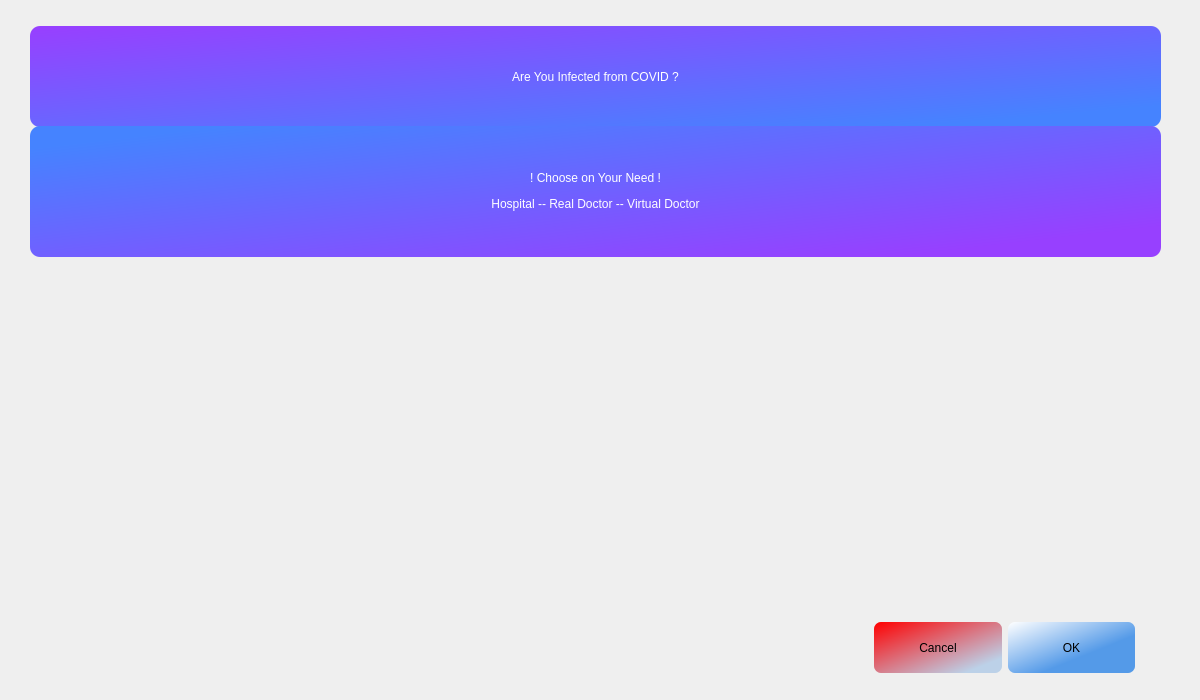
This is Forms/Hospital/choosehospitals.ui in ayush-regmi/CoviCURE as Qt 5 draws it before an edit. The edited form follows.
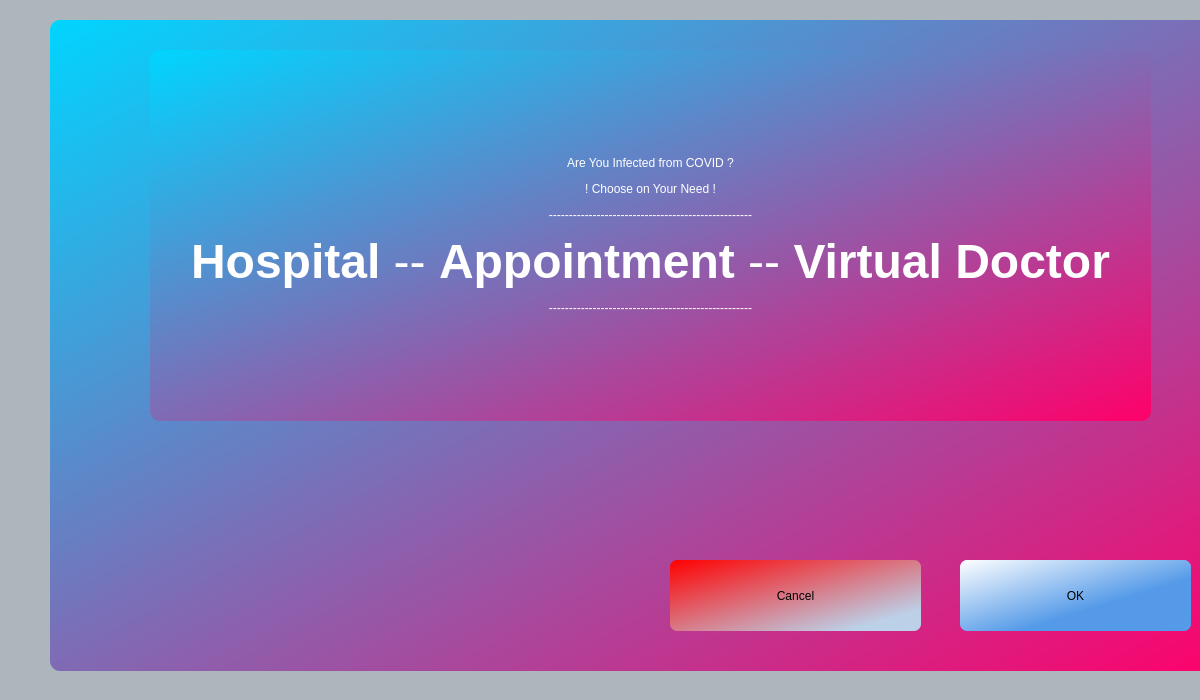
This is the edited form. Icons and pictures are not drawn.

```diff
--- a/Forms/Hospital/choosehospitals.ui
+++ b/Forms/Hospital/choosehospitals.ui
@@ -14,67 +14,54 @@
    <string>Infected from COVID ?</string>
   </property>
   <property name="styleSheet">
-   <string notr="true">background-image: url(:/resources/img/doctor.png);</string>
+   <string notr="true">background-color: rgb(173, 181, 189);</string>
+  </property>
+  <widget class="QGroupBox" name="groupBox">
+   <property name="geometry">
+    <rect>
+     <x>50</x>
+     <y>20</y>
+     <width>1181</width>
+     <height>651</height>
+    </rect>
+   </property>
+   <property name="styleSheet">
+    <string notr="true">background-color: qlineargradient(spread:reflect, x1:0, y1:0, x2:1, y2:1, stop:0 rgba(0, 213, 255, 255), stop:1 rgba(255, 0, 106, 255));
+border-radius: 10px;</string>
+   </property>
+   <property name="title">
+    <string/>
   </property>
   <widget class="QLabel" name="label_main">
    <property name="geometry">
     <rect>
-     <x>30</x>
-     <y>26</y>
-     <width>1131</width>
-     <height>101</height>
+      <x>100</x>
+      <y>30</y>
+      <width>1001</width>
+      <height>371</height>
     </rect>
    </property>
    <property name="styleSheet">
-    <string notr="true">background-color: qlineargradient(spread:reflect, x1:0, y1:0, x2:1, y2:1, stop:0.0113636 rgba(151, 64, 255, 255), stop:0.892045 rgba(69, 131, 255, 255));
-font: 35pt &quot;Segoe UI Variable Text&quot;;
+     <string notr="true">font: 35pt &quot;Segoe UI Variable Text&quot;;
 border-radius: 10px;
 color: rgb(255, 255, 255);</string>
    </property>
    <property name="text">
-    <string>Are You Infected from COVID ?</string>
+     <string>&lt;html&gt;&lt;head/&gt;&lt;body&gt;&lt;p&gt;Are You Infected from COVID ?&lt;/p&gt;&lt;p&gt;! Choose on Your Need !&lt;/p&gt;&lt;p&gt;---------------------------------------------------&lt;/p&gt;&lt;p&gt;&lt;span style=&quot; font-size:36pt; font-weight:700;&quot;&gt;Hospital&lt;/span&gt;&lt;span style=&quot; font-size:36pt;&quot;&gt; -- &lt;/span&gt;&lt;span style=&quot; font-size:36pt; font-weight:700;&quot;&gt;Appointment&lt;/span&gt;&lt;span style=&quot; font-size:36pt;&quot;&gt; -- &lt;/span&gt;&lt;span style=&quot; font-size:36pt; font-weight:700;&quot;&gt;Virtual Doctor&lt;/span&gt;&lt;/p&gt;&lt;p&gt;---------------------------------------------------&lt;/p&gt;&lt;/body&gt;&lt;/html&gt;</string>
    </property>
    <property name="alignment">
     <set>Qt::AlignCenter</set>
    </property>
   </widget>
-  <widget class="QLabel" name="label_sub">
-   <property name="geometry">
-    <rect>
-     <x>30</x>
-     <y>126</y>
-     <width>1131</width>
-     <height>131</height>
-    </rect>
-   </property>
-   <property name="styleSheet">
-    <string notr="true">background-color: qlineargradient(spread:reflect, x1:0, y1:0, x2:1, y2:1, stop:0.0852273 rgba(69, 131, 255, 255), stop:0.880682 rgba(151, 64, 255, 255));
-font: 28pt &quot;Segoe UI Variable Text&quot;;
-border-radius: 10px;
-color: rgb(255, 255, 255);</string>
-   </property>
-   <property name="text">
-    <string>&lt;html&gt;&lt;head/&gt;&lt;body&gt;&lt;p&gt;! Choose on Your Need !&lt;/p&gt;&lt;p&gt;Hospital   --   Real Doctor   --   Virtual Doctor&lt;/p&gt;&lt;/body&gt;&lt;/html&gt;</string>
-   </property>
-   <property name="alignment">
-    <set>Qt::AlignCenter</set>
-   </property>
-  </widget>
-  <widget class="QWidget" name="">
-   <property name="geometry">
-    <rect>
-     <x>874</x>
-     <y>602</y>
-     <width>261</width>
-     <height>71</height>
-    </rect>
-   </property>
-   <layout class="QHBoxLayout" name="horizontalLayout">
-    <property name="topMargin">
-     <number>20</number>
-    </property>
-    <item>
      <widget class="QPushButton" name="pushButton_cancel">
+    <property name="geometry">
+     <rect>
+      <x>620</x>
+      <y>540</y>
+      <width>251</width>
+      <height>71</height>
+     </rect>
+    </property>
       <property name="sizePolicy">
        <sizepolicy hsizetype="Minimum" vsizetype="Preferred">
         <horstretch>0</horstretch>
@@ -90,9 +77,15 @@
        <string>Cancel</string>
       </property>
      </widget>
-    </item>
-    <item>
      <widget class="QPushButton" name="pushButton_ok">
+    <property name="geometry">
+     <rect>
+      <x>910</x>
+      <y>540</y>
+      <width>231</width>
+      <height>71</height>
+     </rect>
+    </property>
       <property name="sizePolicy">
        <sizepolicy hsizetype="Minimum" vsizetype="Preferred">
         <horstretch>0</horstretch>
@@ -108,8 +101,6 @@
        <string>OK</string>
       </property>
      </widget>
-    </item>
-   </layout>
   </widget>
  </widget>
  <resources/>
```
Lines whose indentation alone changed are shown as unchanged.
